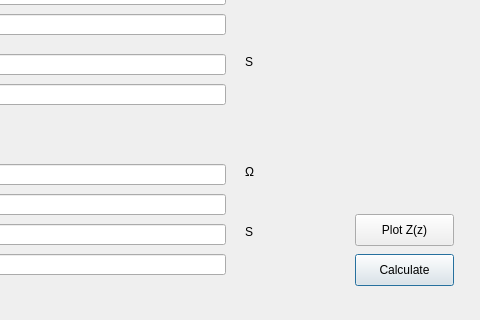
The window that syRF-Stub/stub_matching.ui (urbanij/syRF-cpp) describes before a commit, drawn with Qt 5; both pictures show x 185 to 665 and y 406 to 726 of the 665 by 726 pixel window.
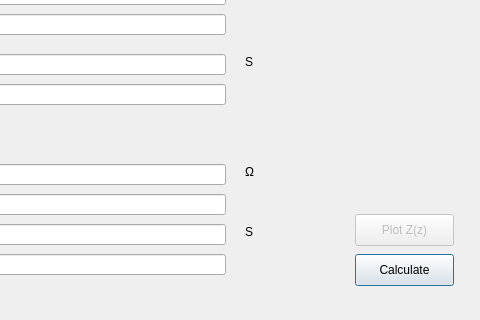
The same window after the commit.

Commit message: working version of the stub tool.

Diff of the .ui file:
```diff
--- a/syRF-Stub/stub_matching.ui
+++ b/syRF-Stub/stub_matching.ui
@@ -581,6 +581,9 @@
     </layout>
    </widget>
    <widget class="QPushButton" name="Plot_impendace_admittance_button">
+    <property name="enabled">
+     <bool>false</bool>
+    </property>
     <property name="geometry">
      <rect>
       <x>540</x>
@@ -592,6 +595,9 @@
     <property name="text">
      <string>Plot Z(z)</string>
     </property>
+    <property name="checkable">
+     <bool>false</bool>
+    </property>
     <property name="autoDefault">
      <bool>false</bool>
     </property>
```
The commit also changes 2 other files.
